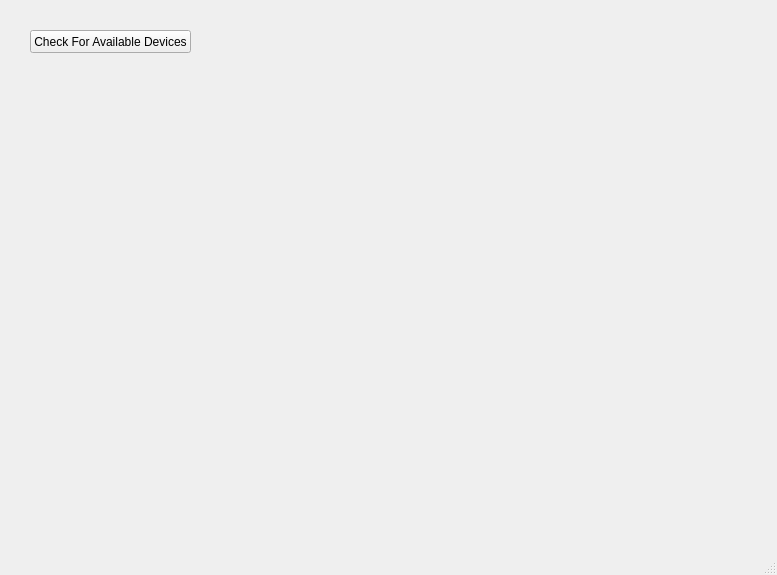
This is alarm_system/mainwindow.ui in tamasstummer/alarm_system_Qt as Qt 5 draws it before an edit. The edited form follows.
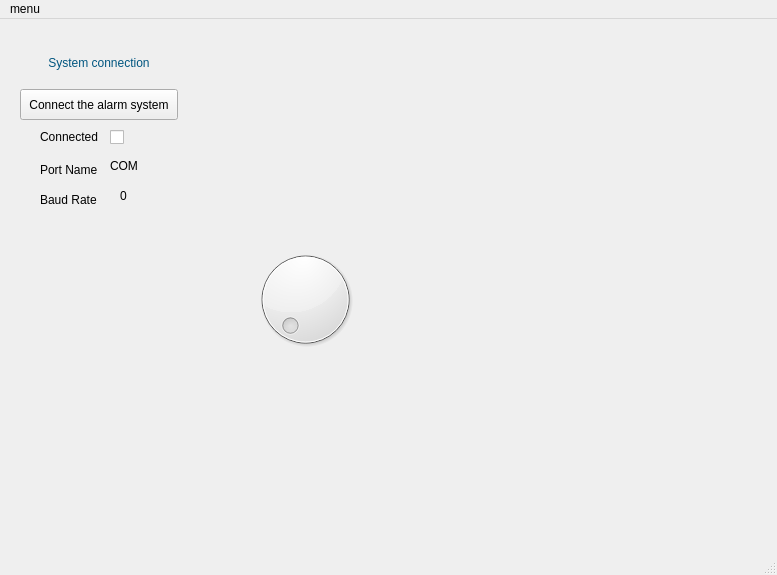
This is the edited form.

Commit message: start to develop the ui

Patch:
```diff
--- a/alarm_system/mainwindow.ui
+++ b/alarm_system/mainwindow.ui
@@ -13,18 +13,134 @@
   <property name="windowTitle">
    <string>MainWindow</string>
   </property>
+  <property name="autoFillBackground">
+   <bool>false</bool>
+  </property>
   <widget class="QWidget" name="centralwidget">
+   <widget class="QLabel" name="label">
+    <property name="geometry">
+     <rect>
+      <x>20</x>
+      <y>20</y>
+      <width>158</width>
+      <height>49</height>
+     </rect>
+    </property>
+    <property name="toolTip">
+     <string>&lt;html&gt;&lt;head/&gt;&lt;body&gt;&lt;p&gt;asd&lt;/p&gt;&lt;/body&gt;&lt;/html&gt;</string>
+    </property>
+    <property name="styleSheet">
+     <string notr="true">font: 12pt &quot;MS Shell Dlg 2&quot;;</string>
+    </property>
+    <property name="text">
+     <string>&lt;html&gt;&lt;head/&gt;&lt;body&gt;&lt;p&gt;&lt;span style=&quot; color:#00557f;&quot;&gt;System connection&lt;/span&gt;&lt;/p&gt;&lt;/body&gt;&lt;/html&gt;</string>
+    </property>
+    <property name="alignment">
+     <set>Qt::AlignCenter</set>
+    </property>
+   </widget>
    <widget class="QPushButton" name="pushButton">
     <property name="geometry">
      <rect>
-      <x>30</x>
-      <y>30</y>
-      <width>161</width>
-      <height>23</height>
+      <x>20</x>
+      <y>70</y>
+      <width>158</width>
+      <height>31</height>
      </rect>
     </property>
     <property name="text">
-     <string>Check For Available Devices</string>
+     <string>Connect the alarm system</string>
+    </property>
+   </widget>
+   <widget class="QLabel" name="label_2">
+    <property name="geometry">
+     <rect>
+      <x>40</x>
+      <y>110</y>
+      <width>71</width>
+      <height>16</height>
+     </rect>
+    </property>
+    <property name="text">
+     <string>Connected</string>
+    </property>
+   </widget>
+   <widget class="QCheckBox" name="checkBox">
+    <property name="geometry">
+     <rect>
+      <x>110</x>
+      <y>110</y>
+      <width>70</width>
+      <height>17</height>
+     </rect>
+    </property>
+    <property name="text">
+     <string/>
+    </property>
+    <property name="checkable">
+     <bool>false</bool>
+    </property>
+   </widget>
+   <widget class="QLabel" name="label_3">
+    <property name="geometry">
+     <rect>
+      <x>40</x>
+      <y>140</y>
+      <width>71</width>
+      <height>21</height>
+     </rect>
+    </property>
+    <property name="text">
+     <string>Port Name</string>
+    </property>
+   </widget>
+   <widget class="QLabel" name="label_4">
+    <property name="geometry">
+     <rect>
+      <x>40</x>
+      <y>170</y>
+      <width>71</width>
+      <height>21</height>
+     </rect>
+    </property>
+    <property name="text">
+     <string>Baud Rate</string>
+    </property>
+   </widget>
+   <widget class="QLabel" name="label_5">
+    <property name="geometry">
+     <rect>
+      <x>110</x>
+      <y>140</y>
+      <width>47</width>
+      <height>13</height>
+     </rect>
+    </property>
+    <property name="text">
+     <string>COM</string>
+    </property>
+   </widget>
+   <widget class="QLabel" name="label_6">
+    <property name="geometry">
+     <rect>
+      <x>120</x>
+      <y>170</y>
+      <width>47</width>
+      <height>13</height>
+     </rect>
+    </property>
+    <property name="text">
+     <string>0</string>
+    </property>
+   </widget>
+   <widget class="QDial" name="dial">
+    <property name="geometry">
+     <rect>
+      <x>250</x>
+      <y>210</y>
+      <width>111</width>
+      <height>141</height>
+     </rect>
     </property>
    </widget>
   </widget>
@@ -37,6 +153,13 @@
      <height>21</height>
     </rect>
    </property>
+   <widget class="QMenu" name="menumenu">
+    <property name="title">
+     <string>menu</string>
+    </property>
+    <addaction name="actionexit"/>
+   </widget>
+   <addaction name="menumenu"/>
   </widget>
   <widget class="QStatusBar" name="statusbar"/>
  </widget>
```
Left out of the diff: 9 changed lines with no effect on the pictures. The commit also changes 4 other files.
